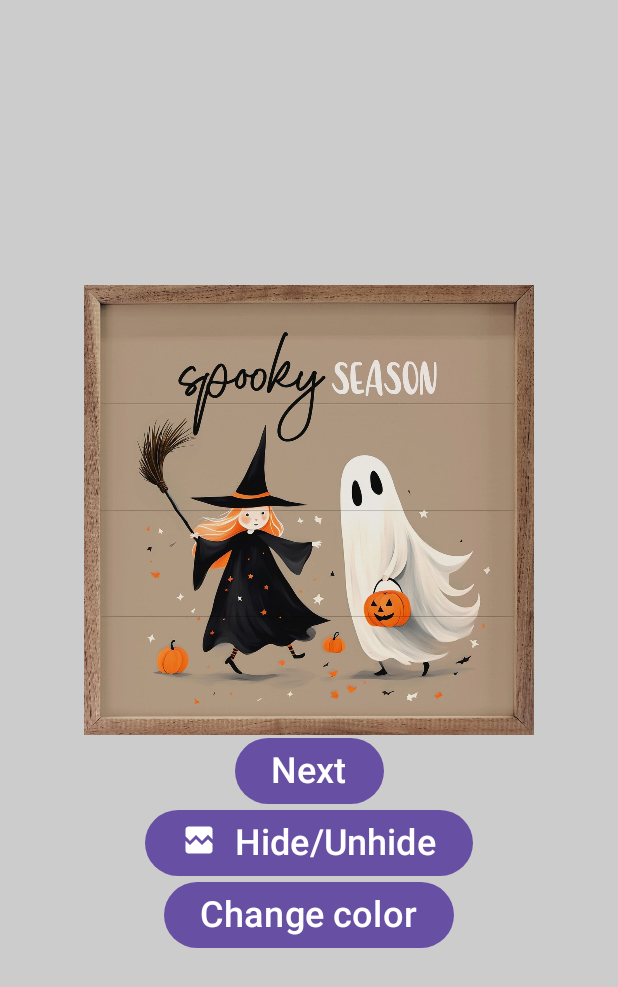
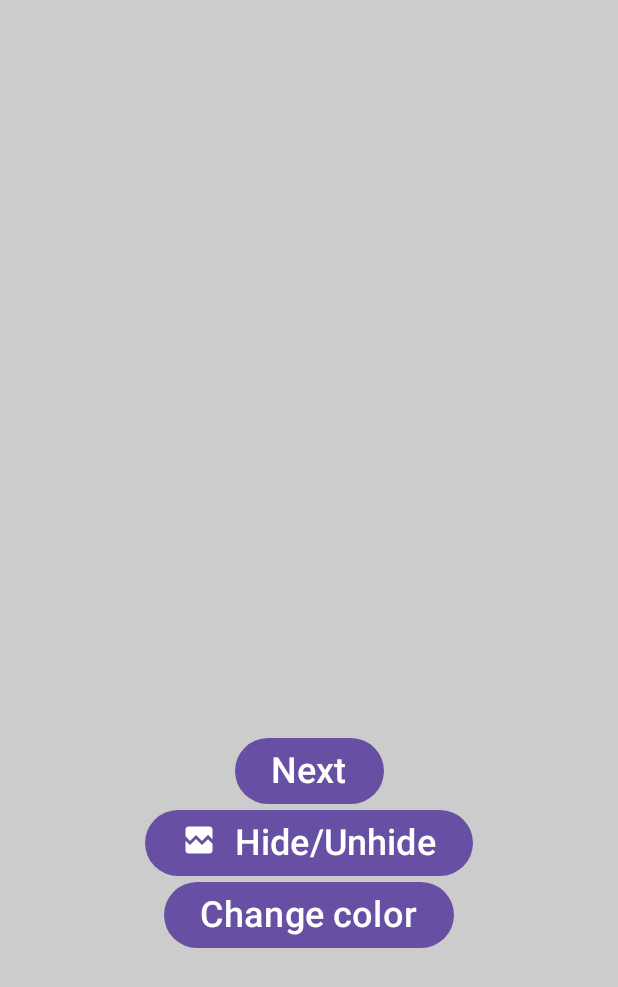
Before and after one commit to austinny26/app2, an Android app built with Jetpack Compose: the screen it shows after launch (MainActivity), after a tap on "Hide/Unhide", on a phone screen of 412 x 824 dp. Shown: the top 987 px of the screen. Run offline under Robolectric (Android 15) with nearby library versions, the phone set to English and light mode, and no system bars; 1 other tap on this screen came first.

Commit message:
added change color button, hide unhide and next buttons.

```diff
--- a/app/src/main/java/com/example/app2/MainActivity.kt
+++ b/app/src/main/java/com/example/app2/MainActivity.kt
@@ -24,6 +24,8 @@ import androidx.compose.material3.Surface
 import androidx.compose.material3.Text
 import androidx.compose.runtime.Composable
 import androidx.compose.runtime.getValue
+import androidx.compose.runtime.mutableFloatStateOf
+import androidx.compose.runtime.mutableIntStateOf
 import androidx.compose.runtime.mutableStateOf
 import androidx.compose.runtime.remember
 import androidx.compose.runtime.setValue
@@ -55,10 +57,22 @@ class MainActivity : ComponentActivity() {
 @Composable
 fun MainLayout() {
 
-    var timesClicked = 0
+    var backcolor by remember { mutableStateOf(Color.LightGray) }
+    var imgNum by remember { mutableIntStateOf(1) }
+    var alpha by remember { mutableFloatStateOf(1.0f) }
+    var visible by remember { mutableStateOf(true) }
+    var image = when (imgNum) {
+        1 -> R.drawable.pumpkin
+        2 -> R.drawable.spooky
+        else -> R.drawable.pacman
+    }
+
+    if (imgNum > 3){
+        imgNum = 1
+    }
 
     Surface(
-        color = Color.LightGray,
+        color = backcolor,
         modifier = Modifier.fillMaxSize()
     ) {
         Column(
@@ -67,23 +81,23 @@ fun MainLayout() {
             modifier = Modifier.fillMaxSize()
         ) {
 
-            var imgNum
-            var d = R.drawable.spooky
-            var image by remember {mutableStateOf(d)}
 
-            Surface (
-                modifier = Modifier.size(300.dp)
-            ){
-                Image(
-                    painter = painterResource(image),
-                    contentDescription = "scary",
-                    modifier = Modifier.fillMaxSize()
-                )
+            Surface(
+                modifier = Modifier
+                    .size(300.dp),
+                color = backcolor
+            ) {
+                if (visible) {
+                    Image(
+                        painter = painterResource(image),
+                        contentDescription = "scary",
+                        modifier = Modifier.fillMaxSize()
+                    )
+                }
             }
 
             Button(
                 onClick = {
-                    d = R.drawable.spooky
                     imgNum++
                 }
             ) {
@@ -99,7 +113,9 @@ fun MainLayout() {
                 onClick = {
                     val toast = Toast.makeText(context, "button 2 clicked", Toast.LENGTH_SHORT)
                     toast.show()
-                    Log.i("main activity","button 2 clicked")}
+                    Log.i("main activity","button 2 clicked")
+                    visible = !visible
+                }
             ) {
                 Row () {
                     Icon(
@@ -120,7 +136,12 @@ fun MainLayout() {
 
             Button(
                 onClick = {
-
+                    if(backcolor == Color.LightGray){
+                        backcolor = Color.DarkGray
+                    }
+                    else{
+                        backcolor = Color.LightGray
+                    }
                 }
             ){
                 Text(
```
